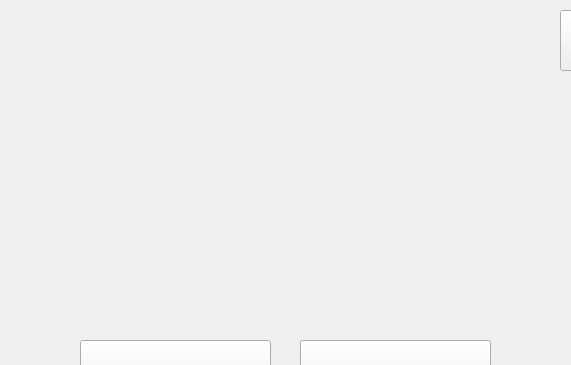
Before: the Qt Designer form Maintendance/directorlogin.ui in markhan101/Maintendance, drawn with Qt 5; both pictures show x 140 to 711 and y 0 to 365 of the 900 by 600 pixel window.
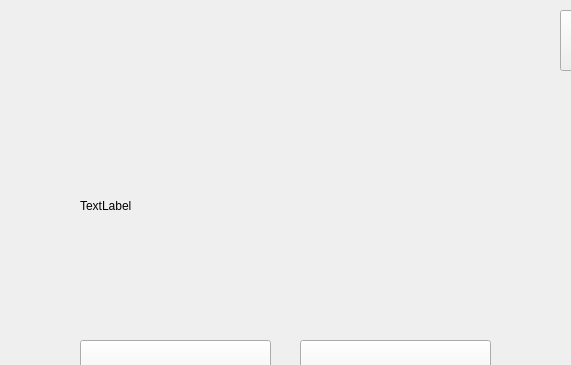
After: the same form once the commit is applied.

What changed in the file:
```diff
--- a/Maintendance/directorlogin.ui
+++ b/Maintendance/directorlogin.ui
@@ -52,6 +52,19 @@
     <string>Logout</string>
    </property>
   </widget>
+  <widget class="QLabel" name="welcomeLabel">
+   <property name="geometry">
+    <rect>
+     <x>220</x>
+     <y>150</y>
+     <width>411</width>
+     <height>111</height>
+    </rect>
+   </property>
+   <property name="text">
+    <string>TextLabel</string>
+   </property>
+  </widget>
  </widget>
  <resources/>
  <connections/>
```
